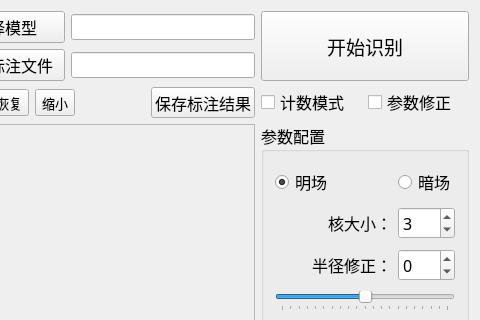
First picture: the form in WSCNet2/WSCNet2.ui, repository Loyage/WSCNet2, before the edit; both pictures show x 413 to 893 and y 0 to 320 of the 893 by 573 pixel window.
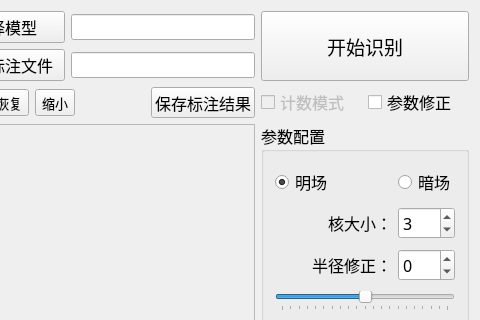
Second picture: the form after the edit.

The edit to the form file:
```diff
--- a/WSCNet2/WSCNet2.ui
+++ b/WSCNet2/WSCNet2.ui
@@ -20,6 +20,9 @@
       <layout class="QHBoxLayout" name="horizontalLayout_2">
        <item>
         <widget class="QCheckBox" name="checkBox_countingMode">
+         <property name="enabled">
+          <bool>false</bool>
+         </property>
          <property name="font">
           <font>
            <family>微软雅黑</family>
```
